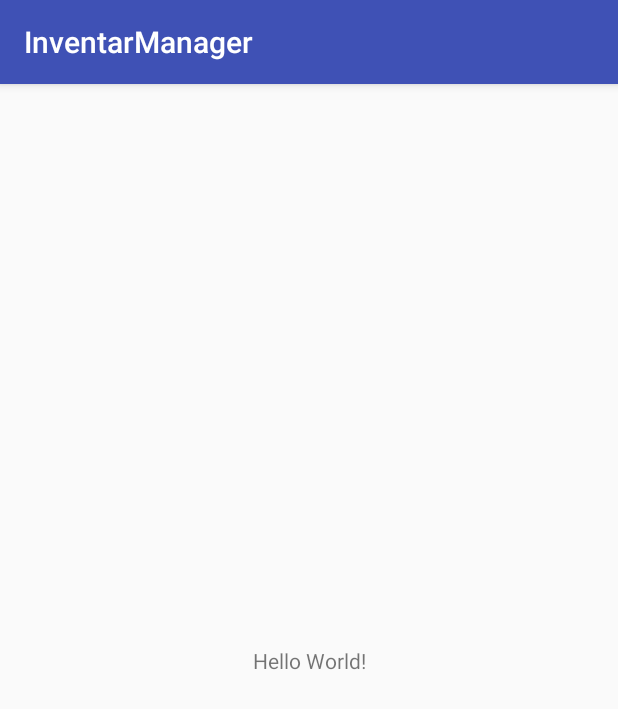
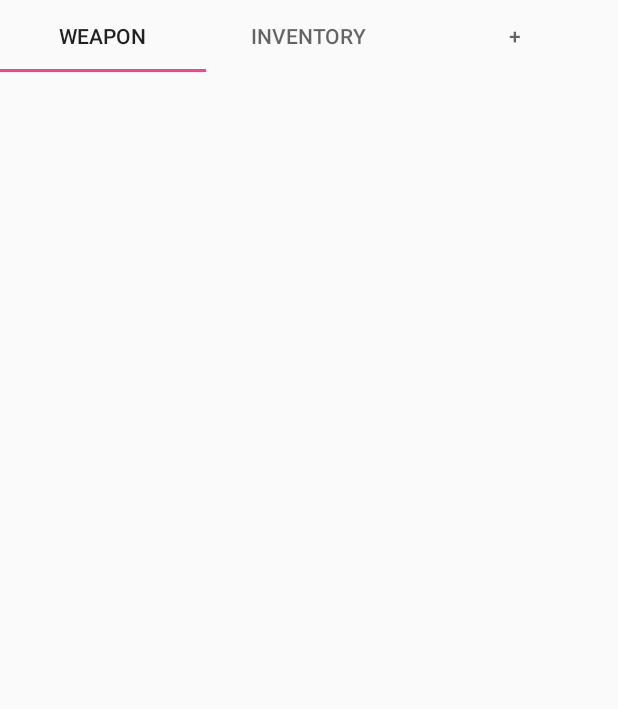
Before and after one commit to Niss95/Pen-and-Paper-Inventory-manager-android, an Android app: the screen it shows after launch (MainActivity), on a phone screen of 412 x 824 dp. Shown: the top 709 px of the screen. Run offline under Robolectric (Android 15) with nearby library versions, the phone set to English and light mode, and no system bars.

```diff
--- a/app/build.gradle
+++ b/app/build.gradle
@@ -24,7 +24,7 @@ android {
 
 dependencies {
     implementation fileTree(include: ['*.jar'], dir: 'libs')
-    implementation "org.jetbrains.kotlin:kotlin-stdlib-jre7:$kotlin_version"
+    implementation "org.jetbrains.kotlin:kotlin-stdlib-jdk8:$kotlin_version"
     implementation 'com.android.support:appcompat-v7:28.0.0-alpha3'
     implementation 'com.android.support.constraint:constraint-layout:1.1.2'
     testImplementation 'junit:junit:4.12'
--- a/app/src/main/AndroidManifest.xml
+++ b/app/src/main/AndroidManifest.xml
@@ -1,5 +1,7 @@
 <?xml version="1.0" encoding="utf-8"?>
-<manifest xmlns:android="http://schemas.android.com/apk/res/android"
+<manifest
+    xmlns:android="http://schemas.android.com/apk/res/android"
+    xmlns:tools="http://schemas.android.com/tools"
     package="de.seraphimgroup.inventarmanager">
 
     <application
@@ -8,7 +10,9 @@
         android:label="@string/app_name"
         android:roundIcon="@mipmap/ic_launcher_round"
         android:supportsRtl="true"
-        android:theme="@style/AppTheme">
+        android:theme="@style/AppTheme"
+        tools:ignore="GoogleAppIndexingWarning"
+        android:fullBackupContent="@xml/backup_descriptor">
         <activity android:name=".MainActivity">
             <intent-filter>
                 <action android:name="android.intent.action.MAIN" />
--- a/app/src/main/java/de/seraphimgroup/inventarmanager/MainActivity.kt
+++ b/app/src/main/java/de/seraphimgroup/inventarmanager/MainActivity.kt
@@ -1,12 +1,32 @@
 package de.seraphimgroup.inventarmanager
 
+import android.os.Bundle
+import android.support.design.widget.NavigationView
+import android.support.v4.widget.DrawerLayout
 import android.support.v7.app.AppCompatActivity
-import android.os.Bundle
+import de.seraphimgroup.inventarmanager.R
 
 class MainActivity : AppCompatActivity() {
+
+    private lateinit var mDrawerLayout: DrawerLayout
 
     override fun onCreate(savedInstanceState: Bundle?) {
         super.onCreate(savedInstanceState)
         setContentView(R.layout.activity_main)
+
+        mDrawerLayout = findViewById(R.id.drawer_layout)
+
+        val navigationView: NavigationView = findViewById(R.id.nav_view)
+        navigationView.setNavigationItemSelectedListener { menuItem ->
+            // set item as selected to persist highlight
+            menuItem.isChecked = true
+            // close drawer when item is tapped
+            mDrawerLayout.closeDrawers()
+
+            // Add code here to update the UI based on the item selected
+            // For example, swap UI fragments here
+
+            true
+        }
     }
 }
--- a/app/src/main/res/layout/activity_main.xml
+++ b/app/src/main/res/layout/activity_main.xml
@@ -1,18 +1,54 @@
 <?xml version="1.0" encoding="utf-8"?>
-<android.support.constraint.ConstraintLayout xmlns:android="http://schemas.android.com/apk/res/android"
+<!-- Use DrawerLayout as root container for activity -->
+
+<android.support.v4.widget.DrawerLayout xmlns:android="http://schemas.android.com/apk/res/android"
     xmlns:app="http://schemas.android.com/apk/res-auto"
-    xmlns:tools="http://schemas.android.com/tools"
+    android:id="@+id/drawer_layout"
     android:layout_width="match_parent"
     android:layout_height="match_parent"
-    tools:context=".MainActivity">
+    android:fitsSystemWindows="true">
 
-    <TextView
+    <!-- Layout to contain contents of main body of screen (drawer will slide over this) -->
+    <LinearLayout
+        android:id="@+id/content_frame"
+        android:layout_width="match_parent"
+        android:layout_height="match_parent"
+        android:orientation="vertical">
+
+        <android.support.design.widget.TabLayout
+            android:layout_width="match_parent"
+            android:layout_height="wrap_content">
+
+            <android.support.design.widget.TabItem
+                android:layout_width="wrap_content"
+                android:layout_height="wrap_content"
+                android:text="@string/weapons" />
+
+            <android.support.design.widget.TabItem
+                android:layout_width="wrap_content"
+                android:layout_height="wrap_content"
+                android:text="@string/inventory" />
+
+            <android.support.design.widget.TabItem
+                android:layout_width="wrap_content"
+                android:layout_height="wrap_content"
+                android:text="@string/newItem" />
+
+        </android.support.design.widget.TabLayout>
+
+        <android.support.v4.view.ViewPager
+            android:layout_width="match_parent"
+            android:layout_height="match_parent" />
+
+    </LinearLayout>
+
+    <!-- Container for contents of drawer - use NavigationView to make configuration easier -->
+    <android.support.design.widget.NavigationView
+        android:id="@+id/nav_view"
         android:layout_width="wrap_content"
-        android:layout_height="wrap_content"
-        android:text="Hello World!"
-        app:layout_constraintBottom_toBottomOf="parent"
-        app:layout_constraintLeft_toLeftOf="parent"
-        app:layout_constraintRight_toRightOf="parent"
-        app:layout_constraintTop_toTopOf="parent" />
+        android:layout_height="match_parent"
+        android:layout_gravity="start"
+        android:fitsSystemWindows="true"
+        app:menu="@menu/drawer_view"/>
 
-</android.support.constraint.ConstraintLayout>
+</android.support.v4.widget.DrawerLayout>
--- /dev/null
+++ b/app/src/main/res/menu/drawer_view.xml
@@ -0,0 +1,24 @@
+<?xml version="1.0" encoding="utf-8"?>
+<menu xmlns:android="http://schemas.android.com/apk/res/android">
+    <group android:checkableBehavior="single">
+        <item
+            android:id="@+id/nav_item_user_1"
+            android:icon="@mipmap/ic_launcher_round"
+            android:title="@string/user_1" />
+        <item
+            android:id="@+id/nav_item_user_2"
+            android:icon="@mipmap/ic_launcher_round"
+            android:title="@string/user_2" />
+    </group>
+    <group android:checkableBehavior="none">
+        <!-- empty space "item" -->
+        <item
+            android:title=""
+            android:enabled="false" >
+        </item>
+        <item
+            android:id="@+id/nav_item_settings"
+            android:icon="@mipmap/ic_launcher_round"
+            android:title="@string/settings" />
+    </group>
+</menu>
--- a/app/src/main/res/values/strings.xml
+++ b/app/src/main/res/values/strings.xml
@@ -1,3 +1,9 @@
 <resources>
     <string name="app_name">InventarManager</string>
+    <string name="settings">settings</string>
+    <string name="user_2">user 2</string>
+    <string name="user_1">user 1</string>
+    <string name="weapons">weapon</string>
+    <string name="inventory">Inventory</string>
+    <string name="newItem">+</string>
 </resources>
--- a/app/src/main/res/values/styles.xml
+++ b/app/src/main/res/values/styles.xml
@@ -1,7 +1,7 @@
 <resources>
 
     <!-- Base application theme. -->
-    <style name="AppTheme" parent="Base.Theme.AppCompat.Light.DarkActionBar">
+    <style name="AppTheme" parent="Theme.AppCompat.Light.NoActionBar">
         <!-- Customize your theme here. -->
         <item name="colorPrimary">@color/colorPrimary</item>
         <item name="colorPrimaryDark">@color/colorPrimaryDark</item>
--- /dev/null
+++ b/app/src/main/res/xml/backup_descriptor.xml
@@ -0,0 +1,4 @@
+<?xml version="1.0" encoding="utf-8"?>
+<full-backup-content>
+    <!-- Exclude specific shared preferences that contain GCM registration Id -->
+</full-backup-content>
--- a/build.gradle
+++ b/build.gradle
@@ -1,13 +1,13 @@
 // Top-level build file where you can add configuration options common to all sub-projects/modules.
 
 buildscript {
-    ext.kotlin_version = '1.2.30'
+    ext.kotlin_version = '1.2.50'
     repositories {
         google()
         jcenter()
     }
     dependencies {
-        classpath 'com.android.tools.build:gradle:3.1.3'
+        classpath 'com.android.tools.build:gradle:3.3.0-alpha01'
         classpath "org.jetbrains.kotlin:kotlin-gradle-plugin:$kotlin_version"
 
         // NOTE: Do not place your application dependencies here; they belong
```
Also changed, not shown: gradle/wrapper/gradle-wrapper.properties.
